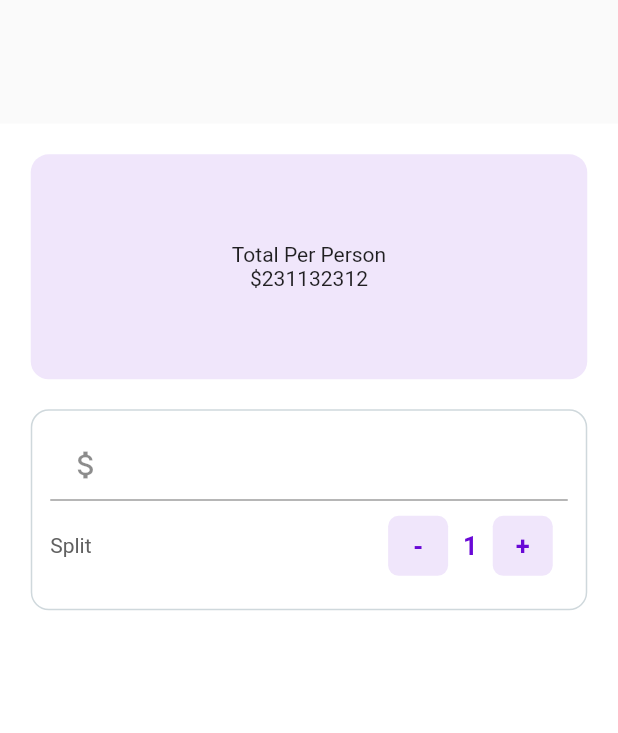
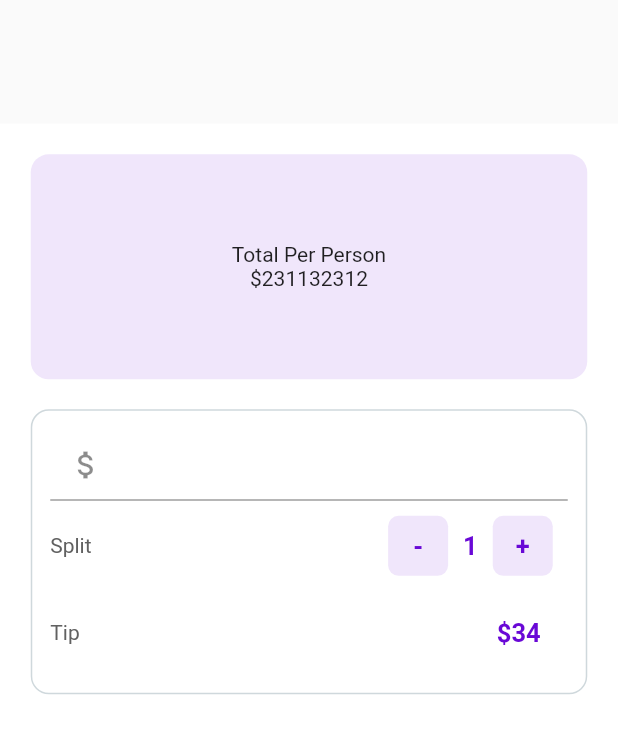
Before and after one commit to anoobishnoob/bill_splitting_app, a Flutter app: the screen it shows after launch, on a phone screen of 412 x 824 dp. Shown: the top 733 px of the screen. Run offline on Flutter 3.47's test engine with Material 2 defaults, Android fonts, the phone set to English and light mode, and no system bars.

Commit message:
added more stuff to UI

```diff
--- a/lib/UI/home.dart
+++ b/lib/UI/home.dart
@@ -142,9 +142,23 @@ class _BillSplitterState extends State<BillSplitter> {
                                   ),
                                 ),
                               ),
-
-                            )
+                            ),
                           ],
+                        ),
+                      ],
+                    ),Row(
+                      mainAxisAlignment: MainAxisAlignment.spaceBetween,
+                      children: <Widget>[
+                        Text("Tip",style: TextStyle(
+                            color: Colors.grey.shade700
+                        ),),
+                        Padding(
+                          padding: const EdgeInsets.all(18.0),
+                          child: Text(" \$34", style: TextStyle(
+                            color: _purple,
+                            fontWeight: FontWeight.bold,
+                            fontSize: 17
+                          ),),
                         )
                       ],
                     )
```
